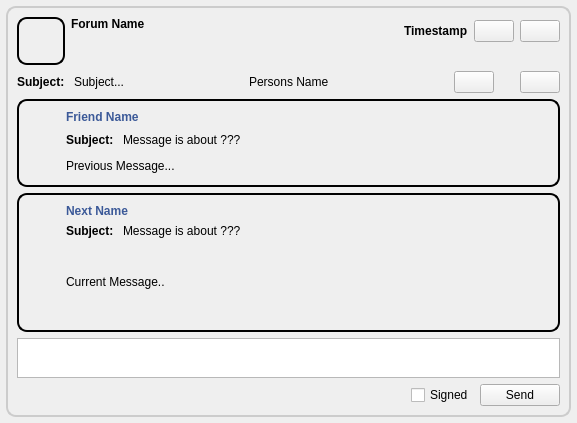
Qt form retroshare-gui/src/gui/feeds/ForumMsgItem.ui (RetroShare/RetroShare) before a commit.
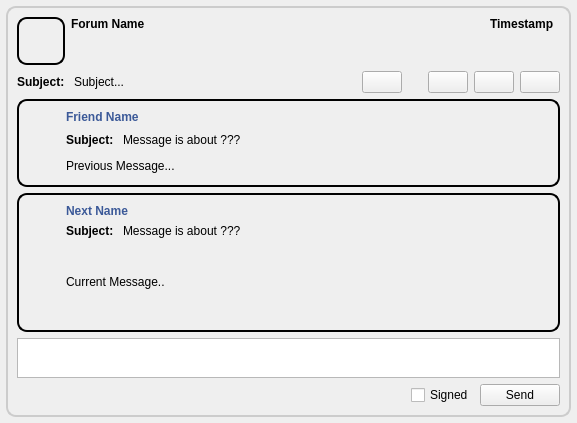
The same form after that commit. Icons and pictures are not drawn.

Commit message: fixed ForumsMsgItem to not stretch the widget, when forum subject is too long, and optimized little bit.

What changed in the file:
```diff
--- a/retroshare-gui/src/gui/feeds/ForumMsgItem.ui
+++ b/retroshare-gui/src/gui/feeds/ForumMsgItem.ui
@@ -115,7 +115,7 @@
           </property>
          </spacer>
         </item>
-        <item row="0" column="1">
+        <item row="0" column="1" colspan="2">
          <widget class="QLabel" name="timestamplabel">
           <property name="font">
            <font>
@@ -128,47 +128,7 @@
            <string notr="true">Timestamp</string>
           </property>
           <property name="alignment">
-           <set>Qt::AlignLeading|Qt::AlignLeft|Qt::AlignVCenter</set>
-          </property>
-         </widget>
-        </item>
-        <item row="0" column="2">
-         <widget class="QPushButton" name="expandButton">
-          <property name="sizePolicy">
-           <sizepolicy hsizetype="Fixed" vsizetype="Fixed">
-            <horstretch>0</horstretch>
-            <verstretch>0</verstretch>
-           </sizepolicy>
-          </property>
-          <property name="toolTip">
-           <string>Expand</string>
-          </property>
-          <property name="text">
-           <string/>
-          </property>
-          <property name="icon">
-           <iconset>
-            <normaloff>:/images/edit_add24.png</normaloff>:/images/edit_add24.png</iconset>
-          </property>
-         </widget>
-        </item>
-        <item row="0" column="3">
-         <widget class="QPushButton" name="clearButton">
-          <property name="sizePolicy">
-           <sizepolicy hsizetype="Fixed" vsizetype="Fixed">
-            <horstretch>0</horstretch>
-            <verstretch>0</verstretch>
-           </sizepolicy>
-          </property>
-          <property name="toolTip">
-           <string>Remove Item</string>
-          </property>
-          <property name="text">
-           <string/>
-          </property>
-          <property name="icon">
-           <iconset>
-            <normaloff>:/images/close_normal.png</normaloff>:/images/close_normal.png</iconset>
+           <set>Qt::AlignLeading|Qt::AlignLeft|Qt::AlignTop</set>
           </property>
          </widget>
         </item>
@@ -228,29 +188,6 @@
           </property>
          </spacer>
         </item>
-        <item>
-         <widget class="QLabel" name="srcLabel">
-          <property name="text">
-           <string notr="true">Persons Name</string>
-          </property>
-         </widget>
-        </item>
-        <item>
-         <spacer>
-          <property name="orientation">
-           <enum>Qt::Horizontal</enum>
-          </property>
-          <property name="sizeType">
-           <enum>QSizePolicy::Preferred</enum>
-          </property>
-          <property name="sizeHint" stdset="0">
-           <size>
-            <width>200</width>
-            <height>20</height>
-           </size>
-          </property>
-         </spacer>
-        </item>
         <item>
          <widget class="QPushButton" name="unsubscribeButton">
           <property name="sizePolicy">
@@ -307,6 +244,46 @@
           </property>
          </widget>
         </item>
+        <item>
+         <widget class="QPushButton" name="expandButton">
+          <property name="sizePolicy">
+           <sizepolicy hsizetype="Fixed" vsizetype="Fixed">
+            <horstretch>0</horstretch>
+            <verstretch>0</verstretch>
+           </sizepolicy>
+          </property>
+          <property name="toolTip">
+           <string>Expand</string>
+          </property>
+          <property name="text">
+           <string/>
+          </property>
+          <property name="icon">
+           <iconset>
+            <normaloff>:/images/edit_add24.png</normaloff>:/images/edit_add24.png</iconset>
+          </property>
+         </widget>
+        </item>
+        <item>
+         <widget class="QPushButton" name="clearButton">
+          <property name="sizePolicy">
+           <sizepolicy hsizetype="Fixed" vsizetype="Fixed">
+            <horstretch>0</horstretch>
+            <verstretch>0</verstretch>
+           </sizepolicy>
+          </property>
+          <property name="toolTip">
+           <string>Remove Item</string>
+          </property>
+          <property name="text">
+           <string/>
+          </property>
+          <property name="icon">
+           <iconset>
+            <normaloff>:/images/close_normal.png</normaloff>:/images/close_normal.png</iconset>
+          </property>
+         </widget>
+        </item>
        </layout>
       </item>
       <item row="2" column="0" colspan="2">
```
Left out of the diff: 3 changed lines with no effect on the pictures. The commit also changes 1 other file.
